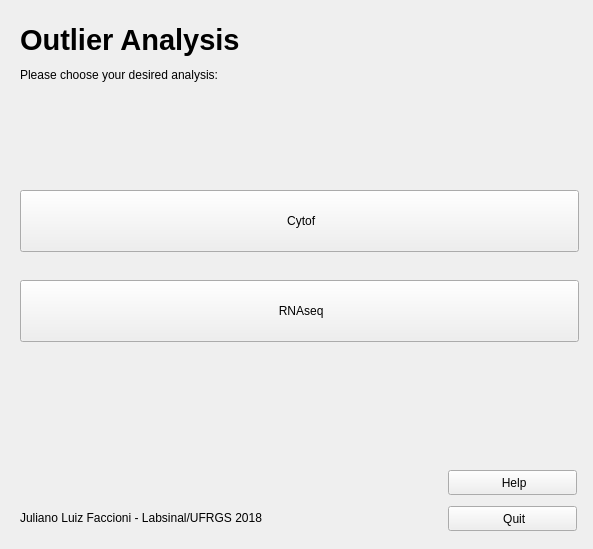
Before: the Qt Designer form ui/mainmenu.ui in jfaccioni/SCOUTS, drawn with Qt 5.
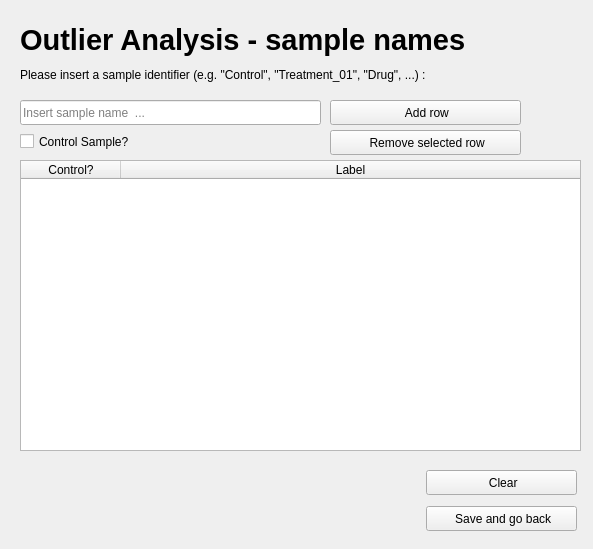
After: the same form once the commit is applied. The open tabs and pages were chosen to show the change. Icons and pictures are not drawn.

Commit message: Improved GUI - now it includes interface to get sample information.

```diff
--- a/ui/mainmenu.ui
+++ b/ui/mainmenu.ui
@@ -563,6 +563,198 @@
      </property>
      <property name="readOnly">
       <bool>false</bool>
+     </property>
+    </widget>
+    <widget class="QPushButton" name="samples_btn_cytof">
+     <property name="geometry">
+      <rect>
+       <x>20</x>
+       <y>230</y>
+       <width>271</width>
+       <height>25</height>
+      </rect>
+     </property>
+     <property name="sizePolicy">
+      <sizepolicy hsizetype="Fixed" vsizetype="Fixed">
+       <horstretch>0</horstretch>
+       <verstretch>0</verstretch>
+      </sizepolicy>
+     </property>
+     <property name="minimumSize">
+      <size>
+       <width>0</width>
+       <height>0</height>
+      </size>
+     </property>
+     <property name="text">
+      <string> Select Sample names ...</string>
+     </property>
+     <property name="icon">
+      <iconset>
+       <normaloff>icons/settings.svg</normaloff>icons/settings.svg</iconset>
+     </property>
+    </widget>
+   </widget>
+   <widget class="QWidget" name="page_samples">
+    <widget class="QTableWidget" name="sample_table_samples">
+     <property name="geometry">
+      <rect>
+       <x>20</x>
+       <y>160</y>
+       <width>561</width>
+       <height>291</height>
+      </rect>
+     </property>
+     <property name="layoutDirection">
+      <enum>Qt::LeftToRight</enum>
+     </property>
+     <property name="frameShadow">
+      <enum>QFrame::Sunken</enum>
+     </property>
+     <attribute name="horizontalHeaderDefaultSectionSize">
+      <number>100</number>
+     </attribute>
+     <attribute name="horizontalHeaderMinimumSectionSize">
+      <number>100</number>
+     </attribute>
+     <attribute name="horizontalHeaderStretchLastSection">
+      <bool>true</bool>
+     </attribute>
+     <column>
+      <property name="text">
+       <string>Control?</string>
+      </property>
+     </column>
+     <column>
+      <property name="text">
+       <string>Label</string>
+      </property>
+     </column>
+    </widget>
+    <widget class="QPushButton" name="clear_btn_samples">
+     <property name="geometry">
+      <rect>
+       <x>426</x>
+       <y>470</y>
+       <width>151</width>
+       <height>25</height>
+      </rect>
+     </property>
+     <property name="text">
+      <string> Clear</string>
+     </property>
+     <property name="icon">
+      <iconset>
+       <normaloff>icons/clear.svg</normaloff>icons/clear.svg</iconset>
+     </property>
+    </widget>
+    <widget class="QPushButton" name="saveback_btn_samples">
+     <property name="geometry">
+      <rect>
+       <x>426</x>
+       <y>506</y>
+       <width>151</width>
+       <height>25</height>
+      </rect>
+     </property>
+     <property name="text">
+      <string> Save and go back</string>
+     </property>
+     <property name="icon">
+      <iconset>
+       <normaloff>icons/ok.svg</normaloff>icons/ok.svg</iconset>
+     </property>
+    </widget>
+    <widget class="QLineEdit" name="samplename_samples">
+     <property name="geometry">
+      <rect>
+       <x>20</x>
+       <y>100</y>
+       <width>301</width>
+       <height>25</height>
+      </rect>
+     </property>
+     <property name="placeholderText">
+      <string>Insert sample name  ...</string>
+     </property>
+    </widget>
+    <widget class="QCheckBox" name="iscontrol_checkbox_samples">
+     <property name="geometry">
+      <rect>
+       <x>20</x>
+       <y>130</y>
+       <width>141</width>
+       <height>23</height>
+      </rect>
+     </property>
+     <property name="text">
+      <string>Control Sample?</string>
+     </property>
+    </widget>
+    <widget class="QLabel" name="description_samples">
+     <property name="geometry">
+      <rect>
+       <x>20</x>
+       <y>50</y>
+       <width>531</width>
+       <height>51</height>
+      </rect>
+     </property>
+     <property name="text">
+      <string>&lt;html&gt;&lt;head/&gt;&lt;body&gt;&lt;p&gt;Please insert a sample identifier (e.g. &amp;quot;Control&amp;quot;, &amp;quot;Treatment_01&amp;quot;, &amp;quot;Drug&amp;quot;, ...) :&lt;/p&gt;&lt;/body&gt;&lt;/html&gt;</string>
+     </property>
+     <property name="textFormat">
+      <enum>Qt::RichText</enum>
+     </property>
+    </widget>
+    <widget class="QLabel" name="title_samples">
+     <property name="geometry">
+      <rect>
+       <x>20</x>
+       <y>10</y>
+       <width>531</width>
+       <height>61</height>
+      </rect>
+     </property>
+     <property name="text">
+      <string>&lt;html&gt;&lt;head/&gt;&lt;body&gt;&lt;p&gt;&lt;span style=&quot; font-size:22pt; font-weight:600;&quot;&gt;Outlier Analysis - sample names&lt;/span&gt;&lt;/p&gt;&lt;/body&gt;&lt;/html&gt;</string>
+     </property>
+     <property name="textFormat">
+      <enum>Qt::RichText</enum>
+     </property>
+    </widget>
+    <widget class="QPushButton" name="add_btn_samples">
+     <property name="geometry">
+      <rect>
+       <x>330</x>
+       <y>100</y>
+       <width>191</width>
+       <height>25</height>
+      </rect>
+     </property>
+     <property name="text">
+      <string> Add row</string>
+     </property>
+     <property name="icon">
+      <iconset>
+       <normaloff>icons/ok.svg</normaloff>icons/ok.svg</iconset>
+     </property>
+    </widget>
+    <widget class="QPushButton" name="remove_btn_samples">
+     <property name="geometry">
+      <rect>
+       <x>330</x>
+       <y>130</y>
+       <width>191</width>
+       <height>25</height>
+      </rect>
+     </property>
+     <property name="text">
+      <string> Remove selected row</string>
+     </property>
+     <property name="icon">
+      <iconset>
+       <normaloff>icons/back.svg</normaloff>icons/back.svg</iconset>
      </property>
     </widget>
    </widget>
```
Left out of the diff: 28 changed lines with no effect on the pictures. The commit also changes 4 other files.
